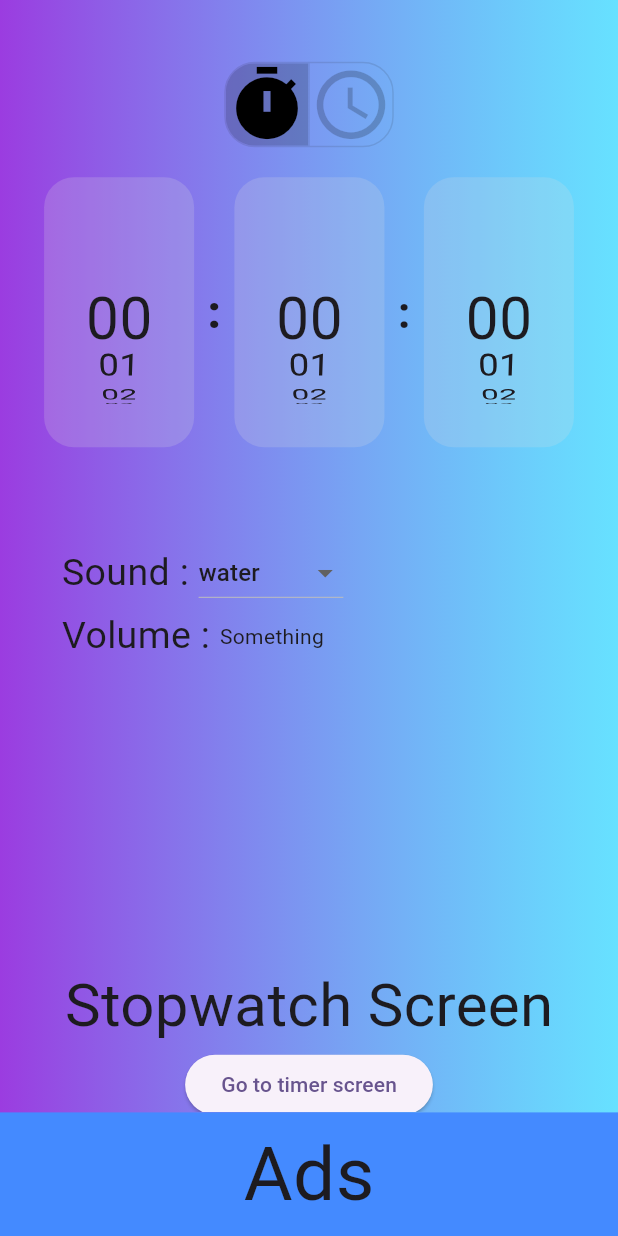
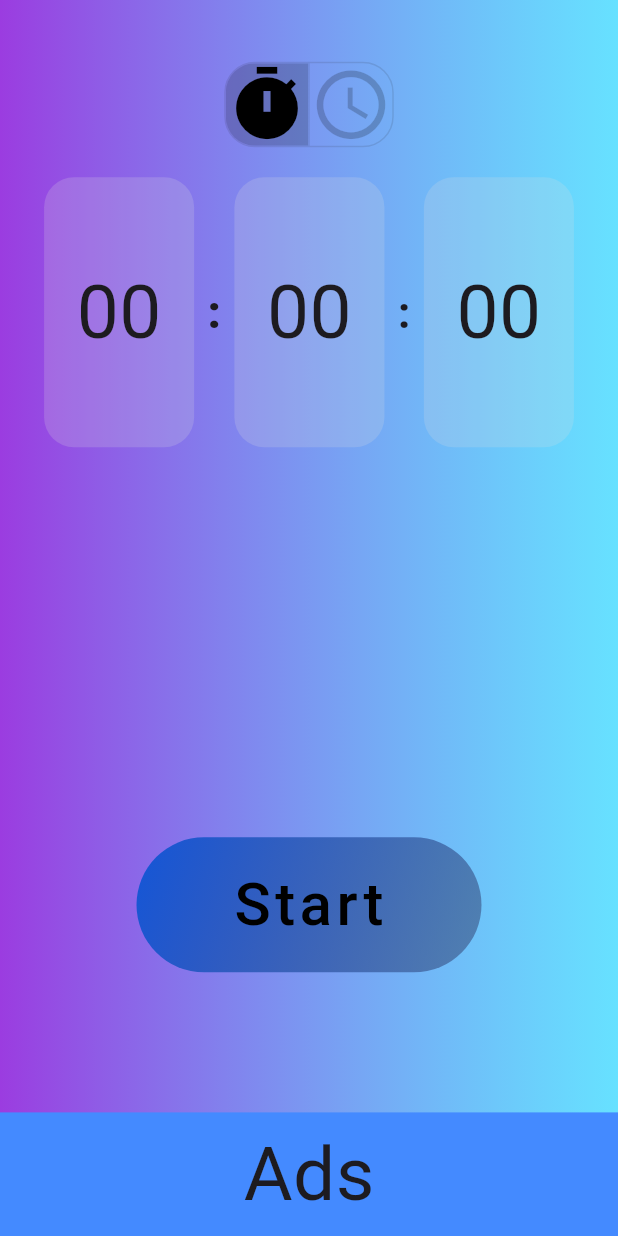
Before and after one commit to honganji/headphone-alarm-app-android, a Flutter app: the screen it shows after launch, on a phone screen of 412 x 824 dp. Run offline on Flutter 3.47's test engine with Material 2 defaults, Android fonts, the light colour scheme and no system bars; our stand-ins replace flutter_riverpod, freezed_annotation, go_router.

Commit message:
break down widgets

```diff
--- a/lib/model/state_model.dart
+++ b/lib/model/state_model.dart
@@ -9,6 +9,8 @@ class StateModel with _$StateModel {
     @Default(0) int soundListIndex,
     @Default(0) double volume,
     @Default(true) bool isStopwatch,
+    @Default(false) bool isStopwatchStart,
+    @Default(false) bool isTimerStart,
     @Default(0) int stopwatchHour,
     @Default(0) int stopwatchMinute,
     @Default(0) int stopwatchSecond,
@@ -23,4 +25,7 @@ class StateModel with _$StateModel {
   StateModel changeTimerHour(int num) => copyWith(timerHour: num);
   StateModel changeTimerMinute(int num) => copyWith(timerMinute: num);
   StateModel changeSoundListIndex(int index) => copyWith(soundListIndex: index);
+  StateModel reverseIsStopwatchStart() =>
+      copyWith(isStopwatchStart: !isStopwatchStart);
+  StateModel reverseIsTimerStart() => copyWith(isTimerStart: !isTimerStart);
 }
--- /dev/null
+++ b/lib/view/component/start_buton.dart
@@ -0,0 +1,43 @@
+import 'package:flutter/material.dart';
+
+class StartButton extends StatelessWidget {
+  const StartButton({required this.startFun, super.key});
+  final void Function() startFun;
+
+  @override
+  Widget build(BuildContext context) {
+    return Container(
+      decoration: const BoxDecoration(
+          gradient: LinearGradient(
+            begin: Alignment.topLeft,
+            end: Alignment.bottomRight,
+            colors: [
+              Color(0xFF1356D8),
+              Color(0x993E5581),
+            ],
+          ),
+          borderRadius: BorderRadius.all(Radius.circular(50))),
+      child: Column(
+        children: [
+          ElevatedButton(
+            onPressed: () {
+              startFun();
+            },
+            style: ElevatedButton.styleFrom(
+              fixedSize: const Size(230, 90),
+              backgroundColor: Colors.transparent,
+              shadowColor: Colors.transparent,
+              shape: const RoundedRectangleBorder(
+                  borderRadius: BorderRadius.all(Radius.circular(50))),
+            ),
+            child: const Text(
+              "Start",
+              style: TextStyle(
+                  fontSize: 40, letterSpacing: 3.0, color: Colors.black),
+            ),
+          ),
+        ],
+      ),
+    );
+  }
+}
--- a/lib/view/component/time.dart
+++ b/lib/view/component/stopwatch_time.dart
@@ -21,6 +21,7 @@ class StopwatchTime extends ConsumerWidget {
             isHour: true,
             currentNum: state.stopwatchHour,
             changeNumFun: stateNotifier.changeStopwatchHour,
+            isStart: state.isStopwatchStart,
           ),
           const Text(
             ":",
@@ -33,6 +34,7 @@ class StopwatchTime extends ConsumerWidget {
             isHour: false,
             currentNum: state.stopwatchMinute,
             changeNumFun: stateNotifier.changeStopwatchMinute,
+            isStart: state.isStopwatchStart,
           ),
           const Text(
             ":",
@@ -45,6 +47,7 @@ class StopwatchTime extends ConsumerWidget {
             isHour: false,
             currentNum: state.stopwatchSecond,
             changeNumFun: stateNotifier.changeStopwatchSecond,
+            isStart: state.isStopwatchStart,
           ),
         ],
       ),
--- a/lib/view/component/time_block.dart
+++ b/lib/view/component/time_block.dart
@@ -1,27 +1,17 @@
 import 'package:flutter/material.dart';
+import 'package:headphone_alarm_android_app/view/component/time_wheel.dart';
 
-class TimeBlock extends StatefulWidget {
+class TimeBlock extends StatelessWidget {
   const TimeBlock(
       {required this.isHour,
+      required this.isStart,
       required this.currentNum,
       required this.changeNumFun,
       super.key});
   final bool isHour;
+  final bool isStart;
   final int currentNum;
   final void Function(int) changeNumFun;
-
-  @override
-  State<TimeBlock> createState() => _TimeBlock2State();
-}
-
-class _TimeBlock2State extends State<TimeBlock> {
-  late FixedExtentScrollController _controller;
-
-  @override
-  void initState() {
-    super.initState();
-    _controller = FixedExtentScrollController(initialItem: widget.currentNum);
-  }
 
   @override
   Widget build(BuildContext context) {
@@ -35,27 +25,18 @@ class _TimeBlock2State extends State<TimeBlock> {
           Radius.circular(20),
         ),
       ),
-      child: ListWheelScrollView(
-        physics: const FixedExtentScrollPhysics(),
-        perspective: 0.01,
-        itemExtent: 30,
-        diameterRatio: 1.2,
-        useMagnifier: true,
-        magnification: 1.5,
-        onSelectedItemChanged: (index) {
-          widget.changeNumFun(index);
-        },
-        controller: _controller,
-        children: List.generate(
-          widget.isHour ? 24 : 60,
-          (index) => Text(
-            index.toString().padLeft(2, "0"),
-            style: const TextStyle(
-              fontSize: 26,
+      child: isStart
+          ? TimeWheel(
+              changeNumFun: changeNumFun,
+              isHour: isHour,
+              currentNum: currentNum,
+            )
+          : Text(
+              currentNum.toString().padLeft(2, "0"),
+              style: const TextStyle(
+                fontSize: 50,
+              ),
             ),
-          ),
-        ),
-      ),
     );
   }
 }
--- a/lib/view/screens/stopwatch.dart
+++ b/lib/view/screens/stopwatch.dart
@@ -1,35 +1,28 @@
 import 'package:flutter/material.dart';
-import 'package:go_router/go_router.dart';
+import 'package:flutter_riverpod/flutter_riverpod.dart';
 import 'package:headphone_alarm_android_app/view/component/sound.dart';
-import 'package:headphone_alarm_android_app/view/component/time.dart';
+import 'package:headphone_alarm_android_app/view/component/start_buton.dart';
+import 'package:headphone_alarm_android_app/view/component/stopwatch_time.dart';
 import 'package:headphone_alarm_android_app/view/component/volume.dart';
+import 'package:headphone_alarm_android_app/view_model/state_view_model.dart';
 
-class Stopwatch extends StatelessWidget {
+class Stopwatch extends ConsumerWidget {
   const Stopwatch({super.key});
 
   @override
-  Widget build(BuildContext context) {
+  Widget build(BuildContext context, WidgetRef ref) {
+    final state = ref.watch(stateViewModelProvider);
+    final stateNotifier = ref.watch(stateViewModelProvider.notifier);
     return Column(
       mainAxisAlignment: MainAxisAlignment.start,
       children: [
         const StopwatchTime(),
-        const Sound(itemTitle: "Sound"),
-        const Volume(itemTitle: "Volume"),
+        // const Sound(itemTitle: "Sound"),
+        // const Volume(itemTitle: "Volume"),
         const SizedBox(
           height: 200,
         ),
-        const Center(
-          child: Text(
-            "Stopwatch Screen",
-            style: TextStyle(fontSize: 40),
-          ),
-        ),
-        ElevatedButton(
-          onPressed: () {
-            context.go("/timer");
-          },
-          child: const Text("Go to timer screen"),
-        ),
+        StartButton(startFun: stateNotifier.reverseIsStopwatchStart),
       ],
     );
   }
```
Also changed, not shown: lib/view/component/time_wheel.dart (added, +50 -0 lines), lib/view_model/state_view_model.dart (+8 -0 lines), lib/model/state_model.freezed.dart.
